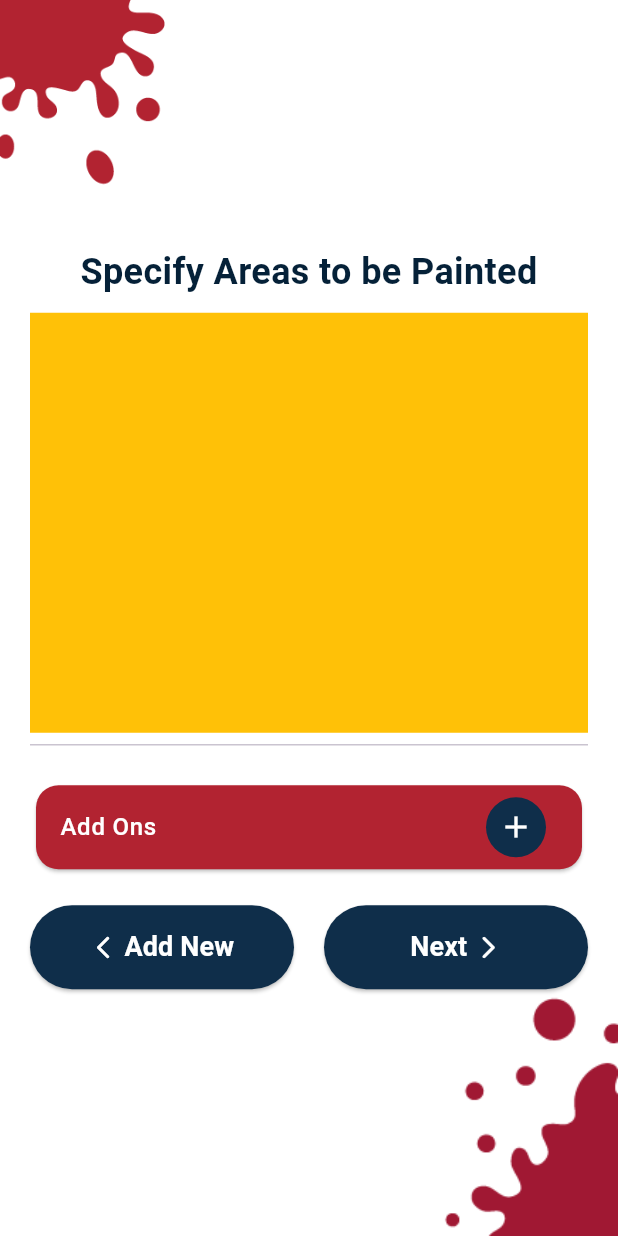
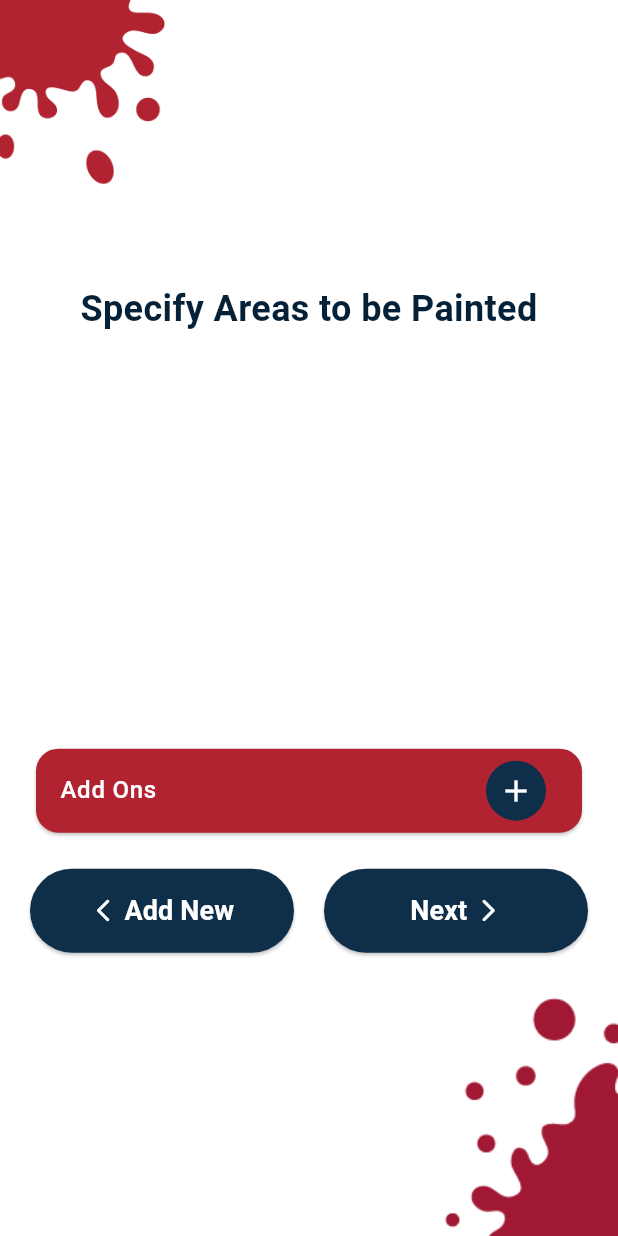
Before and after one commit to abuubaida921/Better_Paint_AR_APP, a Flutter app: the DetailedSpecificationView screen opened by its route, on a phone screen of 412 x 824 dp. Run offline on Flutter 3.47's test engine with Material 3 defaults, Android fonts, the phone set to English and light mode, and no system bars; our stand-ins replace connectivity_plus, flutter_screenutil, fluttertoast, get, image_picker, shared_preferences; accounts and stored records are empty; network calls fail.

Commit message:
Detailed Specification page ui upgrade

```diff
--- a/lib/modules/detailed_specification_screen/view/detailed_specification_view.dart
+++ b/lib/modules/detailed_specification_screen/view/detailed_specification_view.dart
@@ -17,7 +17,7 @@
     return Scaffold(
       resizeToAvoidBottomInset: false,
       body: SizedBox(
-        height:  double.maxFinite,
+        height:MediaQuery.of(context).size.height ,
         child: Stack(
           children: [
             _buildBackground(),
@@ -63,16 +63,18 @@
                               ),
                             )
                           : Center(
-                              child: Container(
-                                color: Colors.amber,
-                                width: double.maxFinite,
-                                height: 280.h,
-                                child: ListView.separated(
+                              child: SizedBox(
+                                  //color: Colors.amber,
+                                  //width: double.maxFinite,
+                                  height: MediaQuery.of(context).size.height * .3,
+                                  child: ListView(
+                                  physics: const BouncingScrollPhysics(),
                                   shrinkWrap: true,
-                                    physics: const BouncingScrollPhysics(),
-                                    itemBuilder: (context, index) {
-                                      var items =
-                                          controller.specificationOptions[index];
+                                    children: List.generate(
+                                        controller.specificationOptions.length,
+                                        (index) {
+                                      var items = controller
+                                          .specificationOptions[index];
                                       return Obx(
                                         () => _buildDetailOption(
                                           items.speacificationName!,
@@ -87,19 +89,41 @@
                                           },
                                         ),
                                       );
-                                    },
-                                    separatorBuilder: (context, index) {
-                                      return const SizedBox(
-                                        height: 0,
-                                      );
-                                    },
-                                    itemCount: controller.specificationOptions.length),
+                                    }),
+                                  )
+
+                                  // ListView.separated(
+                                  //     shrinkWrap: true,
+                                  //     physics: const BouncingScrollPhysics(),
+                                  //     itemBuilder: (context, index) {
+
+                                  //       // return Obx(
+                                  //       //   () => _buildDetailOption(
+                                  //       //     items.speacificationName!,
+                                  //       //     specificationid:
+                                  //       //         items.specificationId,
+                                  //       //     isSelected: controller.selectedAreas
+                                  //       //         .contains(items.specificationId),
+                                  //       //     onTap: () {
+                                  //       //       controller.toggleArea(
+                                  //       //           specificationId:
+                                  //       //               items.specificationId);
+                                  //       //     },
+                                  //       //   ),
+                                  //       // );
+                                  //     },
+                                  //     separatorBuilder: (context, index) {
+                                  //       return const SizedBox(
+                                  //         height: 0,
+                                  //       );
+                                  //     },
+                                  //     itemCount:
+                                  //         controller.specificationOptions.length),
                                   ),
                             ),
                     ),
 
 
-                    const Divider(),
 
                     // ---------------- Add Ons List Section ---------------- //
                     Obx(
@@ -109,22 +133,24 @@
                             : Column(
                                 crossAxisAlignment: CrossAxisAlignment.start,
                                 children: [
+                                  const Divider(),
                                   Text(
                                     'Add ons',
                                     style: TextStyle(
                                         fontSize: 18.sp,
                                         fontWeight: FontWeight.w300),
                                   ),
-                                  Container(
-                                    width: double.maxFinite,
-                                    height: 200.h,
-                                    //color: Colors.amberAccent,
-                                    child: ListView.separated(
+                                  SizedBox(
+                                  //color: Colors.amber,
+                                  height: MediaQuery.of(context).size.height * .3,
+                                    child: ListView(
+                                    physics: const BouncingScrollPhysics(),
                                     shrinkWrap: true,
-                                        physics: const BouncingScrollPhysics(),
-                                        itemBuilder: (context, index) {
-                                          var items =
-                                              controller.addOnsOption[index];
+                                    children: List.generate(
+                                         controller.addOnsOption.length,
+                                        (index) {
+                                      var items = controller
+                                          .addOnsOption[index];
                                       return Obx(
                                          // Assign Checker if the addOnsOption id contain in addOnsArea //
                                           () => controller.addonsAreas
@@ -147,19 +173,14 @@
                                                )
                                               : const SizedBox(),
                                           );
-                                        },
-                                        separatorBuilder: (context, index) {
-                                          return const SizedBox(
-                                            height: 0,
-                                          );
-                                        },
-                                        itemCount:
-                                            controller.addOnsOption.length),
+                                    }),
+                                    ),
                                   ),
                                 ],
                               );
                       },
                     ),
+
                     SizedBox(
                       height: 15.h,
                     ),
@@ -347,7 +368,6 @@
   }
 }
 
-
 // ---------------- Bottm Model Sheet Design Section ---------------- //
 void showOptionsModal(BuildContext context) {
   showModalBottomSheet(
@@ -396,8 +416,7 @@
                             ),
                             trailing: const Icon(Icons.arrow_forward_ios),
                             onTap: () {
-                              controller.addonsAreas
-                                  .add(item.specificationId!);
+                              controller.addonsAreas.add(item.specificationId!);
                             },
                           ),
                         );
```
Lines whose indentation alone changed are shown as unchanged.
